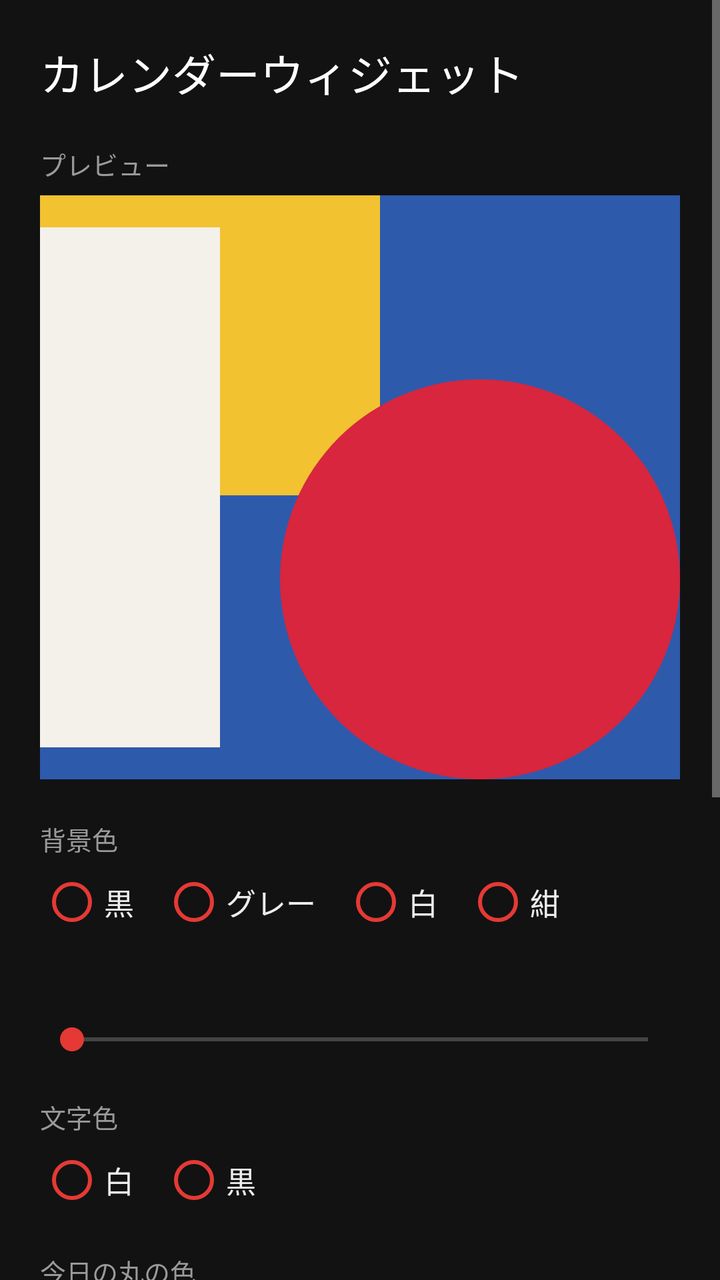
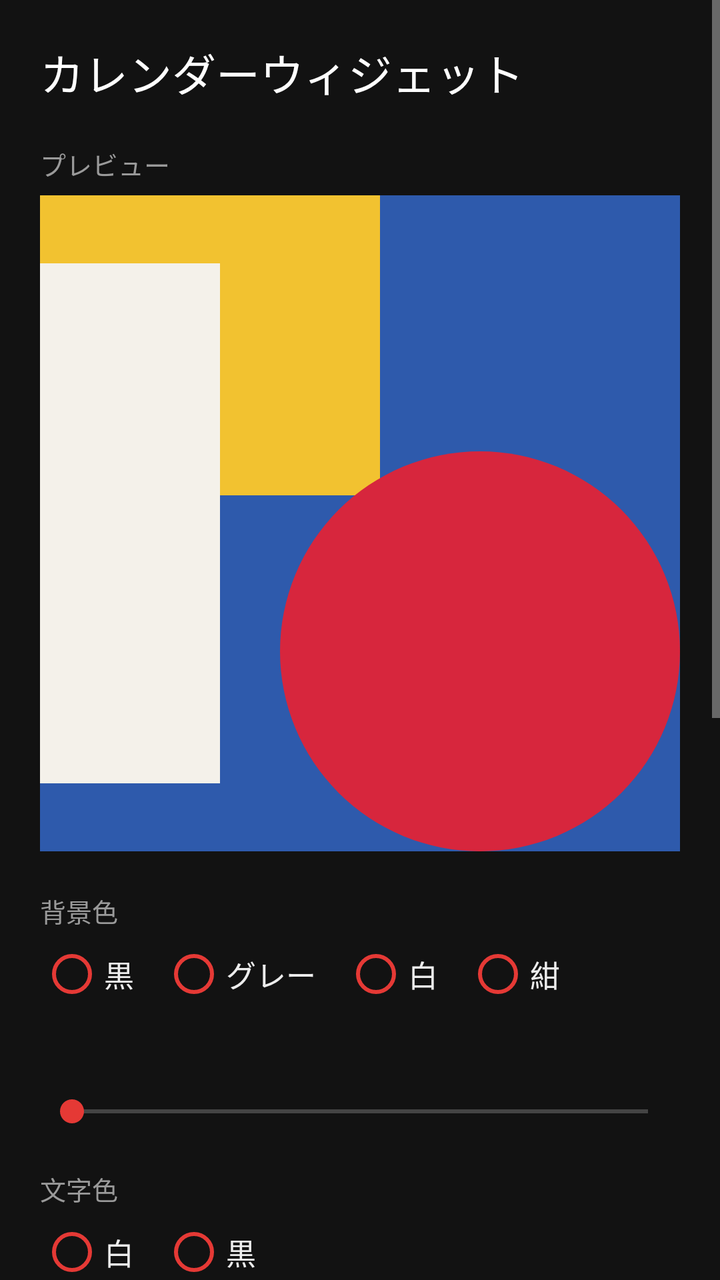

Screens rendered from an Android XML layout before and after an edit, with the pre-edit source and the edit as a unified diff.
<!-- AndroidManifest.xml: activity theme android:Theme.Material.NoActionBar -->
<!-- res/layout/activity_settings.xml -->
<?xml version="1.0" encoding="utf-8"?>
<ScrollView xmlns:android="http://schemas.android.com/apk/res/android"
    android:layout_width="match_parent"
    android:layout_height="match_parent"
    android:background="#FF121212"
    android:fitsSystemWindows="true">

    <LinearLayout
        android:layout_width="match_parent"
        android:layout_height="wrap_content"
        android:orientation="vertical"
        android:padding="20dp">

        <TextView
            android:layout_width="wrap_content"
            android:layout_height="wrap_content"
            android:fontFamily="sans-serif-medium"
            android:text="@string/app_name"
            android:textColor="#FFFFFFFF"
            android:textSize="22sp" />

        <TextView
            style="@style/SectionHead"
            android:text="プレビュー" />
        <FrameLayout
            android:layout_width="match_parent"
            android:layout_height="wrap_content"
            android:background="@drawable/preview_wallpaper"
            android:padding="16dp">

            <LinearLayout
                android:layout_width="wrap_content"
                android:layout_height="wrap_content"
                android:layout_gravity="center"
                android:gravity="center_horizontal"
                android:orientation="vertical">

                <FrameLayout
                    android:id="@+id/preview_week"
                    android:layout_width="180dp"
                    android:layout_height="64dp" />

                <FrameLayout
                    android:id="@+id/preview_month"
                    android:layout_width="180dp"
                    android:layout_height="180dp"
                    android:layout_marginTop="16dp" />
            </LinearLayout>
        </FrameLayout>

        <TextView
            style="@style/SectionHead"
            android:text="背景色" />
        <RadioGroup
            android:id="@+id/rg_bg"
            android:layout_width="match_parent"
            android:layout_height="wrap_content"
            android:orientation="horizontal">
            <RadioButton
                android:id="@+id/rb_bg_black"
                android:layout_width="wrap_content"
                android:layout_height="wrap_content"
                android:layout_marginEnd="14dp"
                android:buttonTint="#FFE53935"
                android:text="黒"
                android:textColor="#FFEDEDED"
                android:textSize="15sp" />
            <RadioButton
                android:id="@+id/rb_bg_gray"
                android:layout_width="wrap_content"
                android:layout_height="wrap_content"
                android:layout_marginEnd="14dp"
                android:buttonTint="#FFE53935"
                android:text="グレー"
                android:textColor="#FFEDEDED"
                android:textSize="15sp" />
            <RadioButton
                android:id="@+id/rb_bg_white"
                android:layout_width="wrap_content"
                android:layout_height="wrap_content"
                android:layout_marginEnd="14dp"
                android:buttonTint="#FFE53935"
                android:text="白"
                android:textColor="#FFEDEDED"
                android:textSize="15sp" />
            <RadioButton
                android:id="@+id/rb_bg_navy"
                android:layout_width="wrap_content"
                android:layout_height="wrap_content"
                android:layout_marginEnd="14dp"
                android:buttonTint="#FFE53935"
                android:text="紺"
                android:textColor="#FFEDEDED"
                android:textSize="15sp" />
        </RadioGroup>
        <TextView
            android:id="@+id/alpha_label"
            style="@style/SectionHead" />

        <SeekBar
            android:id="@+id/seek_alpha"
            android:layout_width="match_parent"
            android:layout_height="wrap_content"
            android:max="100"
            android:progressTint="#FFE53935"
            android:thumbTint="#FFE53935" />

        <TextView
            style="@style/SectionHead"
            android:text="文字色" />
        <RadioGroup
            android:id="@+id/rg_text"
            android:layout_width="match_parent"
            android:layout_height="wrap_content"
            android:orientation="horizontal">
            <RadioButton
                android:id="@+id/rb_text_white"
                android:layout_width="wrap_content"
                android:layout_height="wrap_content"
                android:layout_marginEnd="14dp"
                android:buttonTint="#FFE53935"
                android:text="白"
                android:textColor="#FFEDEDED"
                android:textSize="15sp" />
            <RadioButton
                android:id="@+id/rb_text_black"
                android:layout_width="wrap_content"
                android:layout_height="wrap_content"
                android:layout_marginEnd="14dp"
                android:buttonTint="#FFE53935"
                android:text="黒"
                android:textColor="#FFEDEDED"
                android:textSize="15sp" />
        </RadioGroup>
        <TextView
            style="@style/SectionHead"
            android:text="今日の丸の色" />
        <RadioGroup
            android:id="@+id/rg_accent"
            android:layout_width="match_parent"
            android:layout_height="wrap_content"
            android:orientation="horizontal">
            <RadioButton
                android:id="@+id/rb_ac_red"
                android:layout_width="wrap_content"
                android:layout_height="wrap_content"
                android:layout_marginEnd="14dp"
                android:buttonTint="#FFE53935"
                android:text="赤"
                android:textColor="#FFEDEDED"
                android:textSize="15sp" />
            <RadioButton
                android:id="@+id/rb_ac_blue"
                android:layout_width="wrap_content"
                android:layout_height="wrap_content"
                android:layout_marginEnd="14dp"
                android:buttonTint="#FFE53935"
                android:text="青"
                android:textColor="#FFEDEDED"
                android:textSize="15sp" />
            <RadioButton
                android:id="@+id/rb_ac_yellow"
                android:layout_width="wrap_content"
                android:layout_height="wrap_content"
                android:layout_marginEnd="14dp"
                android:buttonTint="#FFE53935"
                android:text="黄"
                android:textColor="#FFEDEDED"
                android:textSize="15sp" />
            <RadioButton
                android:id="@+id/rb_ac_white"
                android:layout_width="wrap_content"
                android:layout_height="wrap_content"
                android:layout_marginEnd="14dp"
                android:buttonTint="#FFE53935"
                android:text="白"
                android:textColor="#FFEDEDED"
                android:textSize="15sp" />
        </RadioGroup>
        <TextView
            style="@style/SectionHead"
            android:text="週の始まり" />
        <RadioGroup
            android:id="@+id/rg_week"
            android:layout_width="match_parent"
            android:layout_height="wrap_content"
            android:orientation="horizontal">
            <RadioButton
                android:id="@+id/rb_sun"
                android:layout_width="wrap_content"
                android:layout_height="wrap_content"
                android:layout_marginEnd="14dp"
                android:buttonTint="#FFE53935"
                android:text="日曜"
                android:textColor="#FFEDEDED"
                android:textSize="15sp" />
            <RadioButton
                android:id="@+id/rb_mon"
                android:layout_width="wrap_content"
                android:layout_height="wrap_content"
                android:layout_marginEnd="14dp"
                android:buttonTint="#FFE53935"
                android:text="月曜"
                android:textColor="#FFEDEDED"
                android:textSize="15sp" />
        </RadioGroup>
        <Switch
            android:id="@+id/sw_holiday"
            android:layout_width="match_parent"
            android:layout_height="wrap_content"
            android:layout_marginTop="20dp"
            android:text="祝日を赤で表示"
            android:textColor="#FFEDEDED"
            android:textSize="15sp" />

        <Button
            android:id="@+id/btn_save"
            android:layout_width="match_parent"
            android:layout_height="52dp"
            android:layout_marginTop="28dp"
            android:background="#FFE53935"
            android:textColor="#FFFFFFFF"
            android:textSize="15sp" />

        <Button
            android:id="@+id/btn_pin"
            android:layout_width="match_parent"
            android:layout_height="52dp"
            android:layout_marginTop="10dp"
            android:background="#FF2A2A2A"
            android:text="ホーム画面に追加"
            android:textColor="#FFFFFFFF"
            android:textSize="15sp" />

        <TextView
            android:id="@+id/hint"
            android:layout_width="match_parent"
            android:layout_height="wrap_content"
            android:layout_marginTop="16dp"
            android:layout_marginBottom="24dp"
            android:lineSpacingExtra="3dp"
            android:textColor="#FF9A9A9A"
            android:textSize="13sp" />

    </LinearLayout>
</ScrollView>
<!-- resources referenced by this layout -->
<resources>
  <!-- drawable preview_wallpaper (drawable) -->
  <?xml version="1.0" encoding="utf-8"?>
  <layer-list xmlns:android="http://schemas.android.com/apk/res/android">
      <item>
          <color android:color="#FF2E5AAC" />
      </item>
      <item android:width="170dp" android:height="150dp" android:gravity="top|start">
          <shape android:shape="rectangle">
              <solid android:color="#FFF2C230" />
          </shape>
      </item>
      <item android:width="200dp" android:height="200dp" android:gravity="bottom|end">
          <shape android:shape="oval">
              <solid android:color="#FFD7263D" />
          </shape>
      </item>
      <item android:width="90dp" android:height="260dp" android:gravity="center_vertical|start">
          <shape android:shape="rectangle">
              <solid android:color="#FFF4F1EA" />
          </shape>
      </item>
  </layer-list>
  <string name="app_name">カレンダーウィジェット</string>
  <style name="SectionHead">
          <item name="android:layout_width">wrap_content</item>
          <item name="android:layout_height">wrap_content</item>
          <item name="android:layout_marginTop">20dp</item>
          <item name="android:layout_marginBottom">6dp</item>
          <item name="android:textColor">#FF9A9A9A</item>
          <item name="android:textSize">13sp</item>
      </style>
</resources>

<!-- the commit's change to res/layout/activity_settings.xml (unified diff, before → after) -->
@@ -37,8 +37,8 @@
 
                 <FrameLayout
                     android:id="@+id/preview_week"
-                    android:layout_width="180dp"
-                    android:layout_height="64dp" />
+                    android:layout_width="170dp"
+                    android:layout_height="100dp" />
 
                 <FrameLayout
                     android:id="@+id/preview_month"
@@ -204,6 +204,33 @@
                 android:textColor="#FFEDEDED"
                 android:textSize="15sp" />
         </RadioGroup>
+        <TextView
+            style="@style/SectionHead"
+            android:text="2×1など1段サイズの表示" />
+        <RadioGroup
+            android:id="@+id/rg_small"
+            android:layout_width="match_parent"
+            android:layout_height="wrap_content"
+            android:orientation="horizontal">
+            <RadioButton
+                android:id="@+id/rb_small_month"
+                android:layout_width="wrap_content"
+                android:layout_height="wrap_content"
+                android:layout_marginEnd="14dp"
+                android:buttonTint="#FFE53935"
+                android:text="1か月"
+                android:textColor="#FFEDEDED"
+                android:textSize="15sp" />
+            <RadioButton
+                android:id="@+id/rb_small_week"
+                android:layout_width="wrap_content"
+                android:layout_height="wrap_content"
+                android:buttonTint="#FFE53935"
+                android:text="1週間"
+                android:textColor="#FFEDEDED"
+                android:textSize="15sp" />
+        </RadioGroup>
+
         <Switch
             android:id="@+id/sw_holiday"
             android:layout_width="match_parent"
